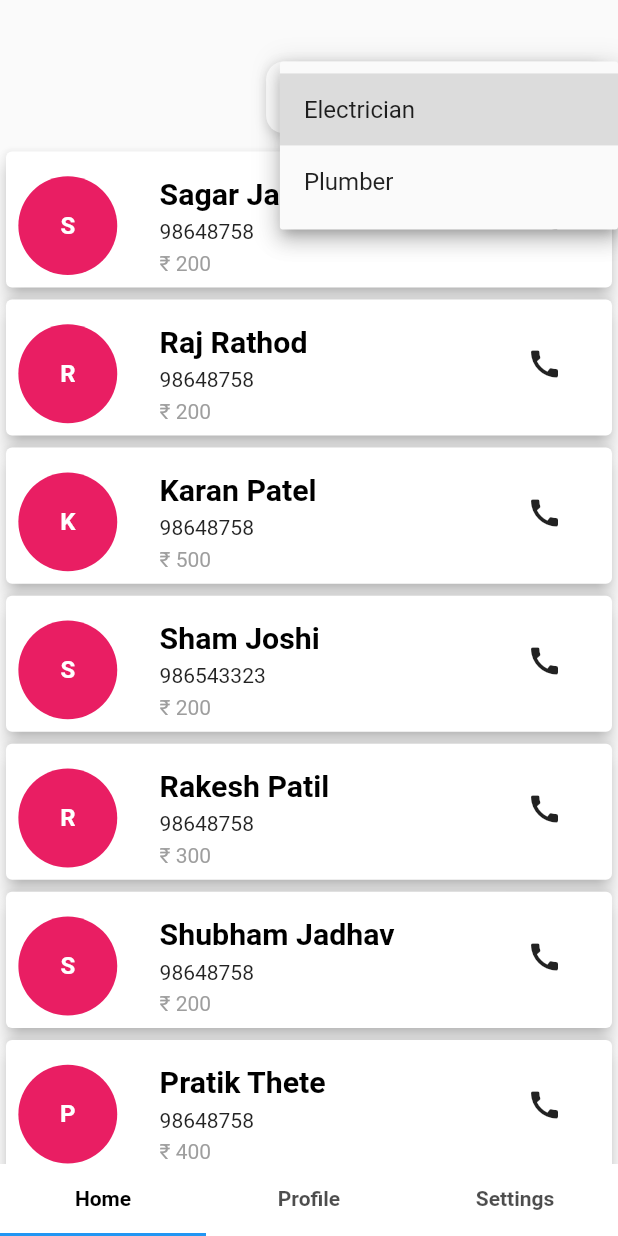
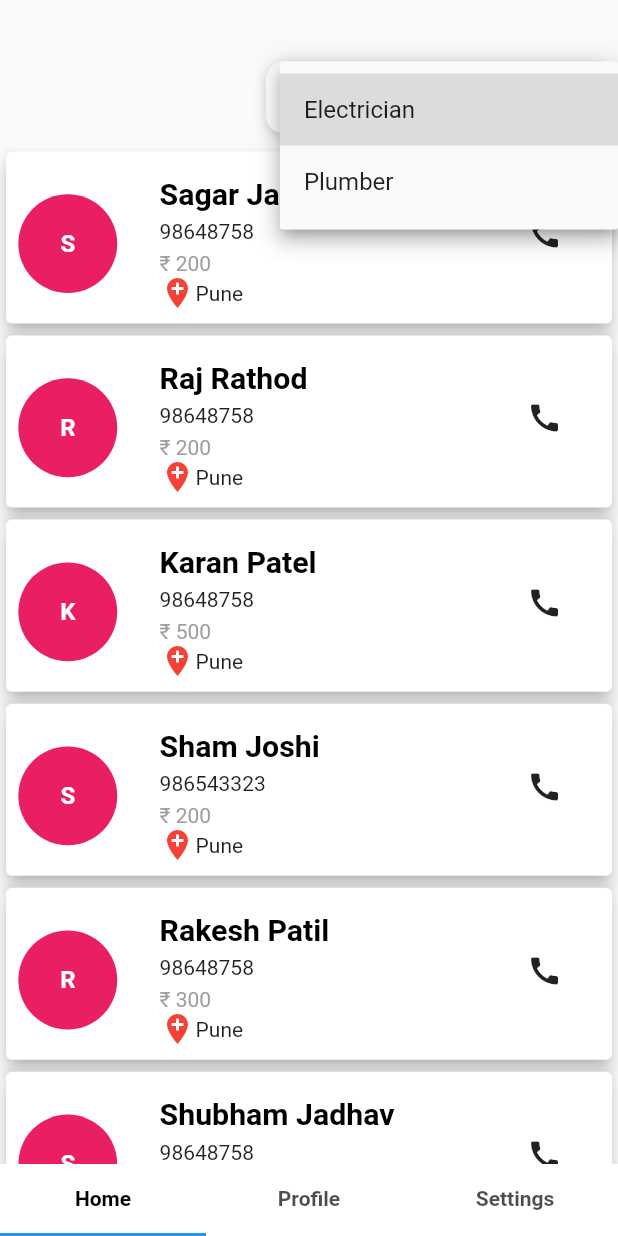
Before and after one commit to sidkhore1002/Quick-serve, a Flutter app: the screen it shows after launch, after a tap on "Electrician", on a phone screen of 412 x 824 dp. Run offline on Flutter 3.47's test engine with Material 2 defaults, Android fonts, the phone set to English and light mode, and no system bars; our stand-ins replace geolocator, google_maps_flutter.

Commit message:
get current location and shown to the map

```diff
--- a/lib/main.dart
+++ b/lib/main.dart
@@ -4,6 +4,7 @@ import 'package:flutter_demo_project/view/Profile_Page.dart';
 import 'package:flutter_demo_project/view/Settings_Page.dart';
 
 import 'package:flutter_demo_project/view/tabs.dart';
+import 'package:flutter_demo_project/widgets/view-location.dart';
 
 void main() {
   runApp(MyApp());
@@ -11,6 +12,9 @@ void main() {
 
 class MyApp extends StatelessWidget {
   // This widget is the root of your application.
+
+  var latitude;
+  var longitude;
   @override
   Widget build(BuildContext context) {
     return MaterialApp(
@@ -24,6 +28,7 @@ class MyApp extends StatelessWidget {
           '/homepage': (context) => HomePage(),
           '/profilepage': (context) => ProfilePage(),
           '/settingspage': (context) => SettingsPage(),
+          '/viewlocation': (context) => ViewLocation(latitude, longitude),
         });
   }
 }
--- a/lib/view/Home_Page.dart
+++ b/lib/view/Home_Page.dart
@@ -1,8 +1,6 @@
-import 'dart:math';
-
 import 'package:flutter/material.dart';
 import 'package:flutter_demo_project/widgets/listview-items.dart';
-import 'package:url_launcher/url_launcher.dart';
+import 'package:geolocator/geolocator.dart';
 
 class HomePage extends StatefulWidget {
   @override
@@ -11,6 +9,23 @@ class HomePage extends StatefulWidget {
 
 class _HomePageState extends State<HomePage> {
   String dropdownvalue = 'Electrician';
+
+  late Position _currentPosition;
+  var latitude;
+  var longitude;
+
+  Future<void> _getCurrentLocation() async {
+    Geolocator.getCurrentPosition(desiredAccuracy: LocationAccuracy.high)
+        .then((Position position) {
+      setState(() {
+        _currentPosition = position;
+        latitude = _currentPosition.latitude;
+        longitude = _currentPosition.longitude;
+      });
+    }).catchError((e) {
+      print(e);
+    });
+  }
 
   List<String> items = [
     'Electrician',
@@ -28,6 +43,13 @@ class _HomePageState extends State<HomePage> {
     {"name": "Kunal Jadhav", "phone": "98648758", "charges": "200"},
     {"name": "Ritik Jadhav", "phone": "98648758", "charges": "200"},
   ];
+
+  @override
+  void initState() {
+    // TODO: implement initState
+    super.initState();
+    _getCurrentLocation();
+  }
 
   @override
   Widget build(BuildContext context) {
@@ -85,7 +107,8 @@ class _HomePageState extends State<HomePage> {
                     itemCount: Electrician.length,
                     itemBuilder: (BuildContext context, int index) {
                       return Container(
-                        child: ListViewItems(index, Electrician),
+                        child: ListViewItems(
+                            index, Electrician, latitude, longitude),
                       );
                     }),
               ),
--- a/lib/widgets/listview-items.dart
+++ b/lib/widgets/listview-items.dart
@@ -1,12 +1,17 @@
 import 'dart:math';
 
 import 'package:flutter/material.dart';
+import 'package:flutter_demo_project/widgets/view-location.dart';
+import 'package:geolocator/geolocator.dart';
 import 'package:url_launcher/url_launcher.dart';
 
 class ListViewItems extends StatelessWidget {
   final int index;
   final List Electrician;
-  ListViewItems(this.index, this.Electrician);
+  var latitude;
+  var longitude;
+
+  ListViewItems(this.index, this.Electrician, this.latitude, this.longitude);
 
   void customLaunch(command) async {
     if (await canLaunch(command)) {
@@ -76,6 +81,24 @@ class ListViewItems extends StatelessWidget {
                           Text(
                             '\u{20B9} ${Electrician[index]['charges']}',
                             style: TextStyle(color: Colors.grey),
+                          ),
+                          Row(
+                            children: [
+                              GestureDetector(
+                                onTap: () {
+                                  Navigator.push(
+                                      context,
+                                      MaterialPageRoute(
+                                          builder: (context) => ViewLocation(
+                                              latitude, longitude)));
+                                },
+                                child: Icon(
+                                  Icons.add_location,
+                                  color: Colors.red,
+                                ),
+                              ),
+                              Text("Pune")
+                            ],
                           )
                         ],
                       )
--- a/pubspec.yaml
+++ b/pubspec.yaml
@@ -29,6 +29,8 @@ dependencies:
   # Use with the CupertinoIcons class for iOS style icons.
   cupertino_icons: ^1.0.2
   url_launcher: ^6.0.9
+  google_maps_flutter: ^2.0.6
+  geolocator: ^7.3.1
 
 dev_dependencies:
   flutter_test:
```
Also changed, not shown: lib/widgets/view-location.dart (added, +40 -0 lines), pubspec.lock, 2 other files.
